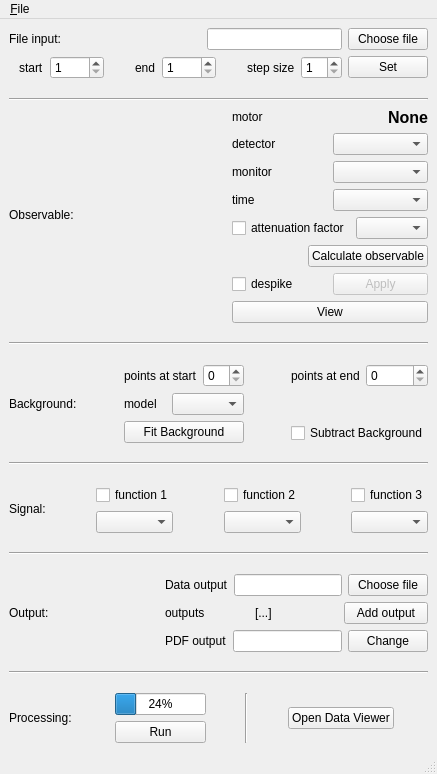
The window that gui/iint-gui.ui (syncope/adapt) describes before a commit, drawn with Qt 5.
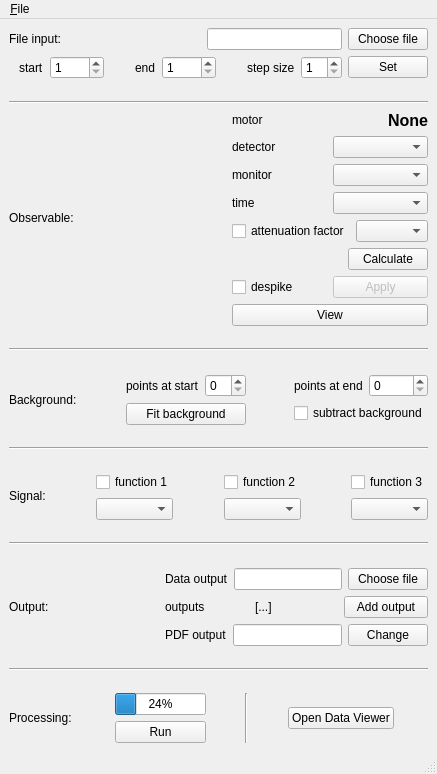
The same window after the commit.

Commit message:
+ background fitting functionality is implemented ! still missing: viewing and subtraction
-? current solution assumes linear model, nothing else. supports only choice of points to fit

```diff
--- a/gui/iint-gui.ui
+++ b/gui/iint-gui.ui
@@ -738,7 +738,7 @@
             <item>
              <widget class="QPushButton" name="observableCalcBtn">
               <property name="text">
-               <string>Calculate observable</string>
+               <string>Calculate</string>
               </property>
              </widget>
             </item>
@@ -850,24 +850,14 @@
           <item>
            <layout class="QHBoxLayout" name="horizontalLayout_9">
             <item>
-             <widget class="QLabel" name="label_8">
+             <widget class="QPushButton" name="fitBKGbtn">
               <property name="text">
-               <string>model</string>
+               <string>Fit background</string>
               </property>
              </widget>
             </item>
-            <item>
-             <widget class="QComboBox" name="bkgModelCB"/>
-            </item>
            </layout>
           </item>
-          <item>
-           <widget class="QPushButton" name="pushButton">
-            <property name="text">
-             <string>Fit Background</string>
-            </property>
-           </widget>
-          </item>
          </layout>
         </item>
         <item>
@@ -899,23 +889,10 @@
             </item>
            </layout>
           </item>
-          <item>
-           <spacer name="verticalSpacer_10">
-            <property name="orientation">
-             <enum>Qt::Vertical</enum>
-            </property>
-            <property name="sizeHint" stdset="0">
-             <size>
-              <width>20</width>
-              <height>40</height>
-             </size>
-            </property>
-           </spacer>
-          </item>
           <item>
            <widget class="QCheckBox" name="subtractBkgCheckBox">
             <property name="text">
-             <string>Subtract Background</string>
+             <string>subtract background</string>
             </property>
            </widget>
           </item>
```
The commit also changes 1 other file.
